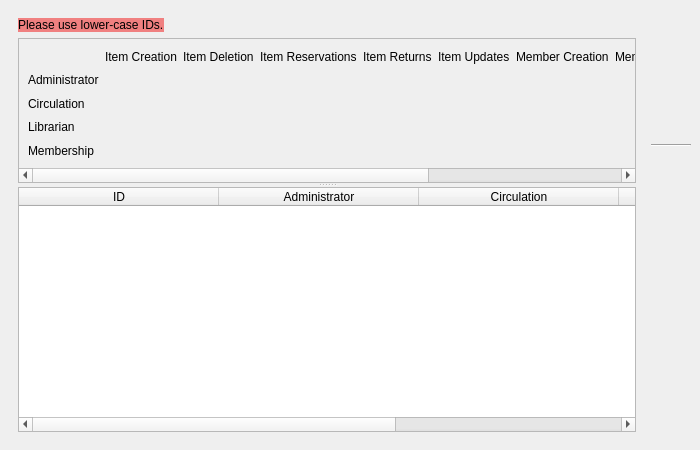
Qt form UI/biblioteq_adminsetup.ui (textbrowser/biblioteq) before a commit.
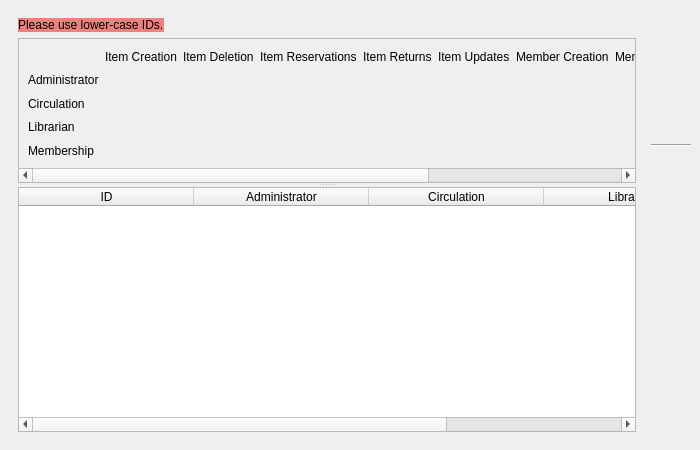
The same form after that commit. Icons and pictures are not drawn.

The edit to the form file:
```diff
--- a/UI/biblioteq_adminsetup.ui
+++ b/UI/biblioteq_adminsetup.ui
@@ -414,10 +414,10 @@
            <bool>false</bool>
           </property>
           <attribute name="horizontalHeaderMinimumSectionSize">
-           <number>200</number>
+           <number>175</number>
           </attribute>
           <attribute name="horizontalHeaderDefaultSectionSize">
-           <number>200</number>
+           <number>175</number>
           </attribute>
           <attribute name="horizontalHeaderStretchLastSection">
            <bool>true</bool>
```
